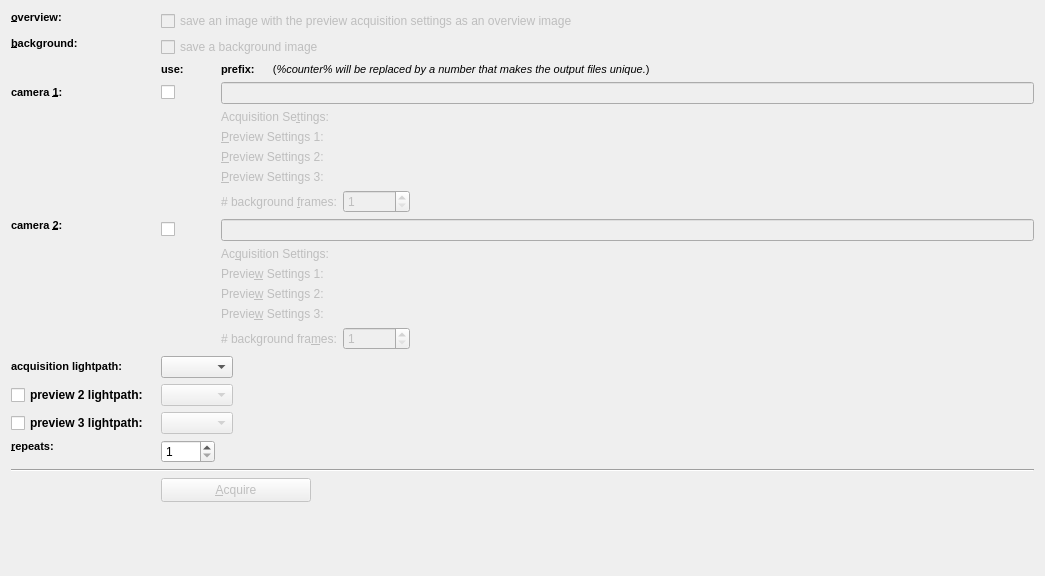
Above: plugins/spimb040/qfespimb040acquisitionconfigwidget2.ui from jkriege2/QuickFit3 before the change. Below: the same form after it.
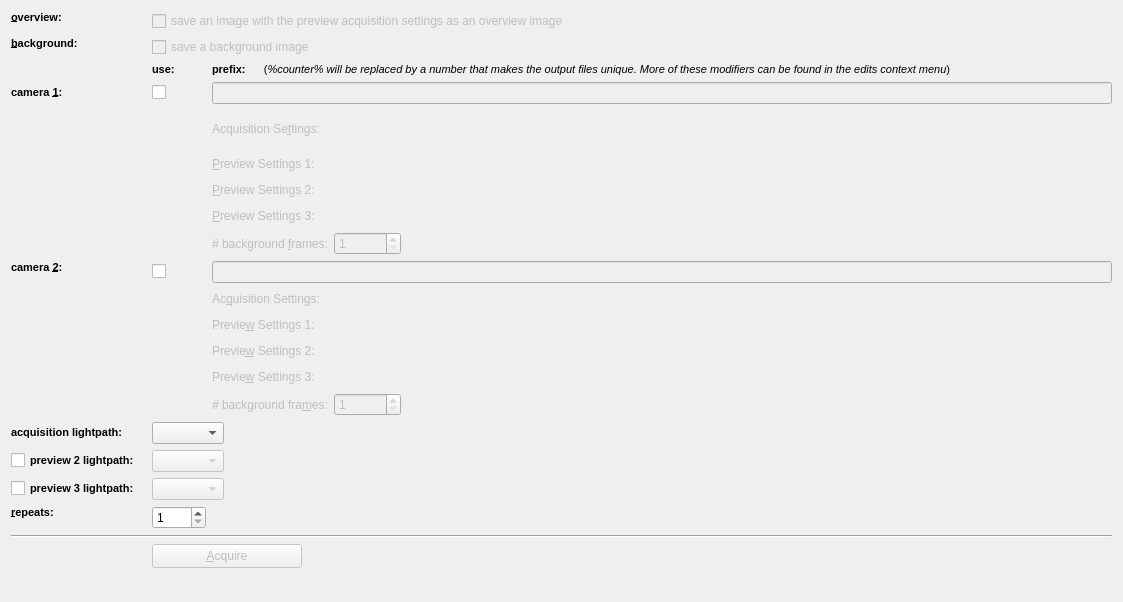
That is the form after the change. Icons and pictures are not drawn. Custom widgets are drawn as their Qt base class.

Commit message: QuickFit3/camera plugins: added parameters output parameter to the acquire() function, which may (!!!) be used to output a description of the acquisition settings QuickFit3/SPIMB040: all device control widgets use a thread for the communication now.

Patch:
```diff
--- a/plugins/spimb040/qfespimb040acquisitionconfigwidget2.ui
+++ b/plugins/spimb040/qfespimb040acquisitionconfigwidget2.ui
@@ -6,8 +6,8 @@
    <rect>
     <x>0</x>
     <y>0</y>
-    <width>1045</width>
-    <height>576</height>
+    <width>1123</width>
+    <height>602</height>
    </rect>
   </property>
   <property name="windowTitle">
@@ -76,8 +76,11 @@
       <string>&lt;!DOCTYPE HTML PUBLIC &quot;-//W3C//DTD HTML 4.0//EN&quot; &quot;http://www.w3.org/TR/REC-html40/strict.dtd&quot;&gt;
 &lt;html&gt;&lt;head&gt;&lt;meta name=&quot;qrichtext&quot; content=&quot;1&quot; /&gt;&lt;style type=&quot;text/css&quot;&gt;
 p, li { white-space: pre-wrap; }
-&lt;/style&gt;&lt;/head&gt;&lt;body style=&quot; font-family:'MS Shell Dlg 2'; font-size:8.25pt; font-weight:400; font-style:normal;&quot;&gt;
-&lt;p style=&quot; margin-top:0px; margin-bottom:0px; margin-left:0px; margin-right:0px; -qt-block-indent:0; text-indent:0px;&quot;&gt;&lt;span style=&quot; font-size:8pt; font-weight:600;&quot;&gt;prefix:      &lt;/span&gt;&lt;span style=&quot; font-size:8pt;&quot;&gt;(&lt;/span&gt;&lt;span style=&quot; font-size:8pt; font-style:italic;&quot;&gt;%counter% will be replaced by a number that makes the output files unique.&lt;/span&gt;&lt;span style=&quot; font-size:8pt;&quot;&gt;)&lt;/span&gt;&lt;/p&gt;&lt;/body&gt;&lt;/html&gt;</string>
+&lt;/style&gt;&lt;/head&gt;&lt;body style=&quot; font-family:'Sans Serif'; font-size:9pt; font-weight:400; font-style:normal;&quot;&gt;
+&lt;p style=&quot; margin-top:0px; margin-bottom:0px; margin-left:0px; margin-right:0px; -qt-block-indent:0; text-indent:0px;&quot;&gt;&lt;span style=&quot; font-family:'MS Shell Dlg 2'; font-size:8pt; font-weight:600;&quot;&gt;prefix:      &lt;/span&gt;&lt;span style=&quot; font-family:'MS Shell Dlg 2'; font-size:8pt;&quot;&gt;(&lt;/span&gt;&lt;span style=&quot; font-family:'MS Shell Dlg 2'; font-size:8pt; font-style:italic;&quot;&gt;%counter% will be replaced by a number that makes the output files unique. More of these modifiers can be found in the edits context menu&lt;/span&gt;&lt;span style=&quot; font-family:'MS Shell Dlg 2'; font-size:8pt;&quot;&gt;)&lt;/span&gt;&lt;/p&gt;&lt;/body&gt;&lt;/html&gt;</string>
+     </property>
+     <property name="wordWrap">
+      <bool>true</bool>
      </property>
     </widget>
    </item>
@@ -200,7 +203,7 @@
      <property name="enabled">
       <bool>false</bool>
      </property>
-     <layout class="QGridLayout" name="widCam2Settings" columnstretch="0,0,0">
+     <layout class="QGridLayout" name="widCam2Settings" columnstretch="0,0,0,0">
       <property name="margin">
        <number>0</number>
       </property>
@@ -254,26 +257,125 @@
         </property>
        </widget>
       </item>
-      <item row="2" column="2">
-       <widget class="QFCameraConfigEditorWidget" name="cmbPreviewSettings2_2" native="true">
-        <property name="focusPolicy">
-         <enum>Qt::TabFocus</enum>
-        </property>
-       </widget>
-      </item>
-      <item row="1" column="2">
-       <widget class="QFCameraConfigEditorWidget" name="cmbPreviewSettings2_1" native="true">
-        <property name="focusPolicy">
-         <enum>Qt::TabFocus</enum>
-        </property>
-       </widget>
-      </item>
       <item row="0" column="2">
-       <widget class="QFCameraConfigEditorWidget" name="cmbAcquisitionSettings2" native="true">
-        <property name="focusPolicy">
-         <enum>Qt::TabFocus</enum>
-        </property>
-       </widget>
+       <layout class="QHBoxLayout" name="horizontalLayout_11">
+        <item>
+         <widget class="QFCameraConfigEditorWidget" name="cmbAcquisitionSettings2" native="true">
+          <property name="minimumSize">
+           <size>
+            <width>150</width>
+            <height>0</height>
+           </size>
+          </property>
+          <property name="focusPolicy">
+           <enum>Qt::TabFocus</enum>
+          </property>
+         </widget>
+        </item>
+        <item>
+         <spacer name="horizontalSpacer_10">
+          <property name="orientation">
+           <enum>Qt::Horizontal</enum>
+          </property>
+          <property name="sizeHint" stdset="0">
+           <size>
+            <width>40</width>
+            <height>20</height>
+           </size>
+          </property>
+         </spacer>
+        </item>
+       </layout>
+      </item>
+      <item row="1" column="2">
+       <layout class="QHBoxLayout" name="horizontalLayout_12">
+        <item>
+         <widget class="QFCameraConfigEditorWidget" name="cmbPreviewSettings2_1" native="true">
+          <property name="minimumSize">
+           <size>
+            <width>150</width>
+            <height>0</height>
+           </size>
+          </property>
+          <property name="focusPolicy">
+           <enum>Qt::TabFocus</enum>
+          </property>
+         </widget>
+        </item>
+        <item>
+         <spacer name="horizontalSpacer_11">
+          <property name="orientation">
+           <enum>Qt::Horizontal</enum>
+          </property>
+          <property name="sizeHint" stdset="0">
+           <size>
+            <width>40</width>
+            <height>20</height>
+           </size>
+          </property>
+         </spacer>
+        </item>
+       </layout>
+      </item>
+      <item row="2" column="2">
+       <layout class="QHBoxLayout" name="horizontalLayout_13">
+        <item>
+         <widget class="QFCameraConfigEditorWidget" name="cmbPreviewSettings2_2" native="true">
+          <property name="minimumSize">
+           <size>
+            <width>150</width>
+            <height>0</height>
+           </size>
+          </property>
+          <property name="focusPolicy">
+           <enum>Qt::TabFocus</enum>
+          </property>
+         </widget>
+        </item>
+        <item>
+         <spacer name="horizontalSpacer_12">
+          <property name="orientation">
+           <enum>Qt::Horizontal</enum>
+          </property>
+          <property name="sizeHint" stdset="0">
+           <size>
+            <width>40</width>
+            <height>20</height>
+           </size>
+          </property>
+         </spacer>
+        </item>
+       </layout>
+      </item>
+      <item row="3" column="2">
+       <layout class="QHBoxLayout" name="horizontalLayout_14">
+        <item>
+         <widget class="QFCameraConfigEditorWidget" name="cmbPreviewSettings2_3" native="true">
+          <property name="minimumSize">
+           <size>
+            <width>150</width>
+            <height>0</height>
+           </size>
+          </property>
+          <property name="focusPolicy">
+           <enum>Qt::TabFocus</enum>
+          </property>
+         </widget>
+        </item>
+        <item>
+         <spacer name="horizontalSpacer_13">
+          <property name="orientation">
+           <enum>Qt::Horizontal</enum>
+          </property>
+          <property name="sizeHint" stdset="0">
+           <size>
+            <width>40</width>
+            <height>20</height>
+           </size>
+          </property>
+         </spacer>
+        </item>
+       </layout>
       </item>
       <item row="4" column="2">
        <layout class="QHBoxLayout" name="horizontalLayout_2">
@@ -308,13 +410,6 @@
         </item>
        </layout>
       </item>
-      <item row="3" column="2">
-       <widget class="QFCameraConfigEditorWidget" name="cmbPreviewSettings2_3" native="true">
-        <property name="focusPolicy">
-         <enum>Qt::TabFocus</enum>
-        </property>
-       </widget>
-      </item>
      </layout>
     </widget>
    </item>
@@ -323,7 +418,7 @@
      <property name="enabled">
       <bool>false</bool>
      </property>
-     <layout class="QGridLayout" name="gridLayout_2" columnstretch="0,0">
+     <layout class="QGridLayout" name="gridLayout_2" columnstretch="0,0,0">
       <property name="margin">
        <number>0</number>
       </property>
@@ -337,13 +432,6 @@
         </property>
        </widget>
       </item>
-      <item row="0" column="1">
-       <widget class="QFCameraConfigEditorWidget" name="cmbAcquisitionSettings1" native="true">
-        <property name="focusPolicy">
-         <enum>Qt::TabFocus</enum>
-        </property>
-       </widget>
-      </item>
       <item row="1" column="0">
        <widget class="QLabel" name="labPreview1">
         <property name="text">
@@ -354,13 +442,6 @@
         </property>
        </widget>
       </item>
-      <item row="1" column="1">
-       <widget class="QFCameraConfigEditorWidget" name="cmbPreviewSettings1_1" native="true">
-        <property name="focusPolicy">
-         <enum>Qt::TabFocus</enum>
-        </property>
-       </widget>
-      </item>
       <item row="4" column="0">
        <widget class="QLabel" name="labPreviewFrames1">
         <property name="text">
@@ -371,39 +452,6 @@
         </property>
        </widget>
       </item>
-      <item row="4" column="1">
-       <layout class="QHBoxLayout" name="horizontalLayout">
-        <item>
-         <widget class="QSpinBox" name="spinBackgroundFrames1">
-          <property name="maximumSize">
-           <size>
-            <width>150</width>
-            <height>16777215</height>
-           </size>
-          </property>
-          <property name="minimum">
-           <number>1</number>
-          </property>
-          <property name="maximum">
-           <number>10000000</number>
-          </property>
-         </widget>
-        </item>
-        <item>
-         <spacer name="horizontalSpacer">
-          <property name="orientation">
-           <enum>Qt::Horizontal</enum>
-          </property>
-          <property name="sizeHint" stdset="0">
-           <size>
-            <width>40</width>
-            <height>20</height>
-           </size>
-          </property>
-         </spacer>
-        </item>
-       </layout>
-      </item>
       <item row="2" column="0">
        <widget class="QLabel" name="labPreview1_2">
         <property name="text">
@@ -424,20 +472,167 @@
         </property>
        </widget>
       </item>
-      <item row="2" column="1">
-       <widget class="QFCameraConfigEditorWidget" name="cmbPreviewSettings1_2" native="true">
-        <property name="focusPolicy">
-         <enum>Qt::TabFocus</enum>
-        </property>
-       </widget>
-      </item>
       <item row="3" column="1">
-       <widget class="QFCameraConfigEditorWidget" name="cmbPreviewSettings1_3" native="true">
-        <property name="focusPolicy">
-         <enum>Qt::TabFocus</enum>
+       <layout class="QHBoxLayout" name="horizontalLayout_6">
+        <item>
+         <widget class="QFCameraConfigEditorWidget" name="cmbPreviewSettings1_3" native="true">
+          <property name="minimumSize">
+           <size>
+            <width>150</width>
+            <height>0</height>
+           </size>
+          </property>
+          <property name="focusPolicy">
+           <enum>Qt::TabFocus</enum>
+          </property>
+         </widget>
+        </item>
+        <item>
+         <spacer name="horizontalSpacer_9">
+          <property name="orientation">
+           <enum>Qt::Horizontal</enum>
+          </property>
+          <property name="sizeHint" stdset="0">
+           <size>
+            <width>40</width>
+            <height>20</height>
+           </size>
+          </property>
+         </spacer>
+        </item>
+       </layout>
+      </item>
+      <item row="2" column="1">
+       <layout class="QHBoxLayout" name="horizontalLayout_7">
+        <item>
+         <widget class="QFCameraConfigEditorWidget" name="cmbPreviewSettings1_2" native="true">
+          <property name="minimumSize">
+           <size>
+            <width>150</width>
+            <height>0</height>
+           </size>
+          </property>
+          <property name="focusPolicy">
+           <enum>Qt::TabFocus</enum>
+          </property>
+         </widget>
+        </item>
+        <item>
+         <spacer name="horizontalSpacer_8">
+          <property name="orientation">
+           <enum>Qt::Horizontal</enum>
+          </property>
+          <property name="sizeHint" stdset="0">
+           <size>
+            <width>40</width>
+            <height>20</height>
+           </size>
+          </property>
+         </spacer>
+        </item>
+       </layout>
+      </item>
+      <item row="1" column="1">
+       <layout class="QHBoxLayout" name="horizontalLayout_8">
+        <item>
+         <widget class="QFCameraConfigEditorWidget" name="cmbPreviewSettings1_1" native="true">
+          <property name="minimumSize">
+           <size>
+            <width>150</width>
+            <height>0</height>
+           </size>
+          </property>
+          <property name="focusPolicy">
+           <enum>Qt::TabFocus</enum>
+          </property>
+         </widget>
+        </item>
+        <item>
+         <spacer name="horizontalSpacer_6">
+          <property name="orientation">
+           <enum>Qt::Horizontal</enum>
+          </property>
+          <property name="sizeHint" stdset="0">
+           <size>
+            <width>40</width>
+            <height>20</height>
+           </size>
+          </property>
+         </spacer>
+        </item>
+       </layout>
+      </item>
+      <item row="0" column="1">
+       <widget class="QWidget" name="horizontalWidget_4" native="true">
+        <property name="minimumSize">
+         <size>
+          <width>20</width>
+          <height>0</height>
+         </size>
         </property>
+        <layout class="QHBoxLayout" name="horizontalLayout_9">
+         <item>
+          <widget class="QFCameraConfigEditorWidget" name="cmbAcquisitionSettings1" native="true">
+           <property name="minimumSize">
+            <size>
+             <width>150</width>
+             <height>0</height>
+            </size>
+           </property>
+           <property name="focusPolicy">
+            <enum>Qt::TabFocus</enum>
+           </property>
+          </widget>
+         </item>
+         <item>
+          <spacer name="horizontalSpacer_7">
+           <property name="orientation">
+            <enum>Qt::Horizontal</enum>
+           </property>
+           <property name="sizeHint" stdset="0">
+            <size>
+             <width>40</width>
+             <height>20</height>
+            </size>
+           </property>
+          </spacer>
+         </item>
+        </layout>
        </widget>
       </item>
+      <item row="4" column="1">
+       <layout class="QHBoxLayout" name="horizontalLayout">
+        <item>
+         <widget class="QSpinBox" name="spinBackgroundFrames1">
+          <property name="maximumSize">
+           <size>
+            <width>150</width>
+            <height>16777215</height>
+           </size>
+          </property>
+          <property name="minimum">
+           <number>1</number>
+          </property>
+          <property name="maximum">
+           <number>10000000</number>
+          </property>
+         </widget>
+        </item>
+        <item>
+         <spacer name="horizontalSpacer">
+          <property name="orientation">
+           <enum>Qt::Horizontal</enum>
+          </property>
+          <property name="sizeHint" stdset="0">
+           <size>
+            <width>40</width>
+            <height>20</height>
+           </size>
+          </property>
+         </spacer>
+        </item>
+       </layout>
+      </item>
      </layout>
     </widget>
    </item>
@@ -475,6 +670,7 @@
     <widget class="QCheckBox" name="chkLightpathPreview2">
      <property name="font">
       <font>
+       <pointsize>8</pointsize>
        <weight>75</weight>
        <bold>true</bold>
       </font>
@@ -488,6 +684,7 @@
     <widget class="QCheckBox" name="chkLightpathPreview3">
      <property name="font">
       <font>
+       <pointsize>8</pointsize>
        <weight>75</weight>
        <bold>true</bold>
       </font>
```
Left out of the diff: 34 changed lines with no effect on the pictures. The commit also changes 32 other files.
